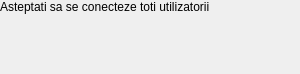
Old version of the form src/client/wait.ui in the repository Paul92/Quizzzer.
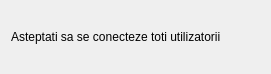
New version of the form.

```diff
--- a/src/client/wait.ui
+++ b/src/client/wait.ui
@@ -6,15 +6,14 @@
    <rect>
     <x>0</x>
     <y>0</y>
-    <width>300</width>
+    <width>271</width>
     <height>74</height>
    </rect>
   </property>
   <property name="windowTitle">
    <string>MainWindow</string>
   </property>
-  <widget class="QWidget" name="centralwidget">
-   <layout class="QGridLayout" name="gridLayout">
+  <layout class="QGridLayout" name="gridLayout_2">
     <item row="0" column="0">
      <widget class="QLabel" name="label">
       <property name="text">
@@ -23,7 +22,6 @@
      </widget>
     </item>
    </layout>
-  </widget>
  </widget>
  <resources/>
  <connections/>
```
Left out of the diff: 2 changed lines with no effect on the pictures. Lines whose indentation alone changed are shown as unchanged.
